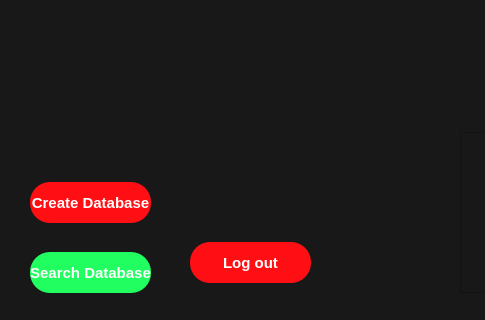
The window that forms/mainpage.ui (BethencourtFlorian/Platlog_c) describes before a commit, drawn with Qt 5; both pictures show x 0 to 485 and y 168 to 488 of the 718 by 488 pixel window.
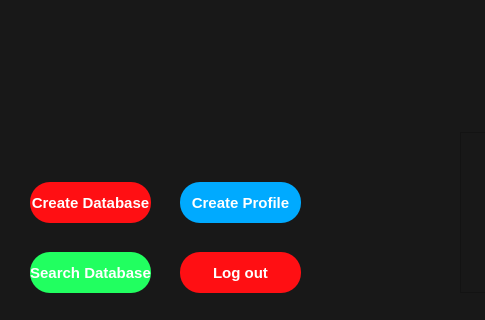
The same window after the commit.

Diff of the .ui file:
```diff
--- a/forms/mainpage.ui
+++ b/forms/mainpage.ui
@@ -128,8 +128,8 @@
   <widget class="QPushButton" name="button_deconnect">
    <property name="geometry">
     <rect>
-     <x>190</x>
-     <y>410</y>
+     <x>180</x>
+     <y>420</y>
      <width>121</width>
      <height>41</height>
     </rect>
@@ -223,6 +223,34 @@
     <string notr="true">color: rgb(39, 24, 255);</string>
    </property>
   </widget>
+  <widget class="QPushButton" name="pushButton">
+   <property name="geometry">
+    <rect>
+     <x>180</x>
+     <y>350</y>
+     <width>121</width>
+     <height>41</height>
+    </rect>
+   </property>
+   <property name="styleSheet">
+    <string notr="true">QPushButton{
+	border-radius: 20px;
+	
+	background-color: rgb(0, 170, 255);
+	font-weight:  bold;
+	font-size: 15px;
+	color: rgb(255, 255, 255);
+}
+
+QPushButton:hover{
+	
+	background-color: rgb(185, 1, 5);
+}</string>
+   </property>
+   <property name="text">
+    <string>Create Profile</string>
+   </property>
+  </widget>
  </widget>
  <resources/>
  <connections/>
```
